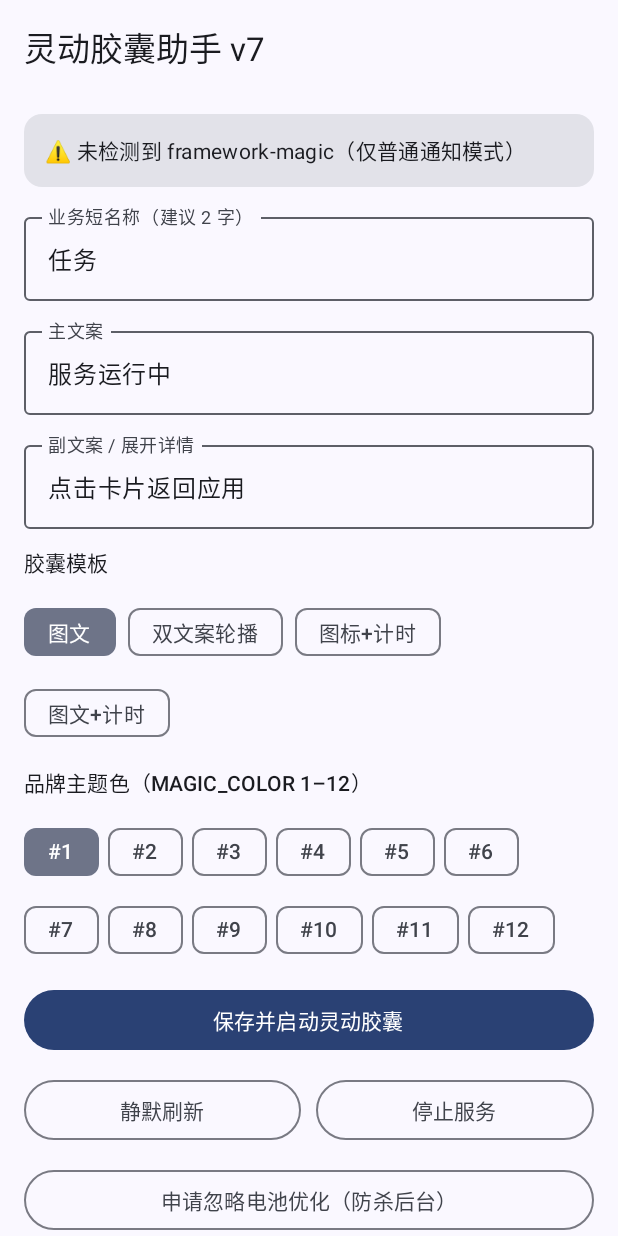
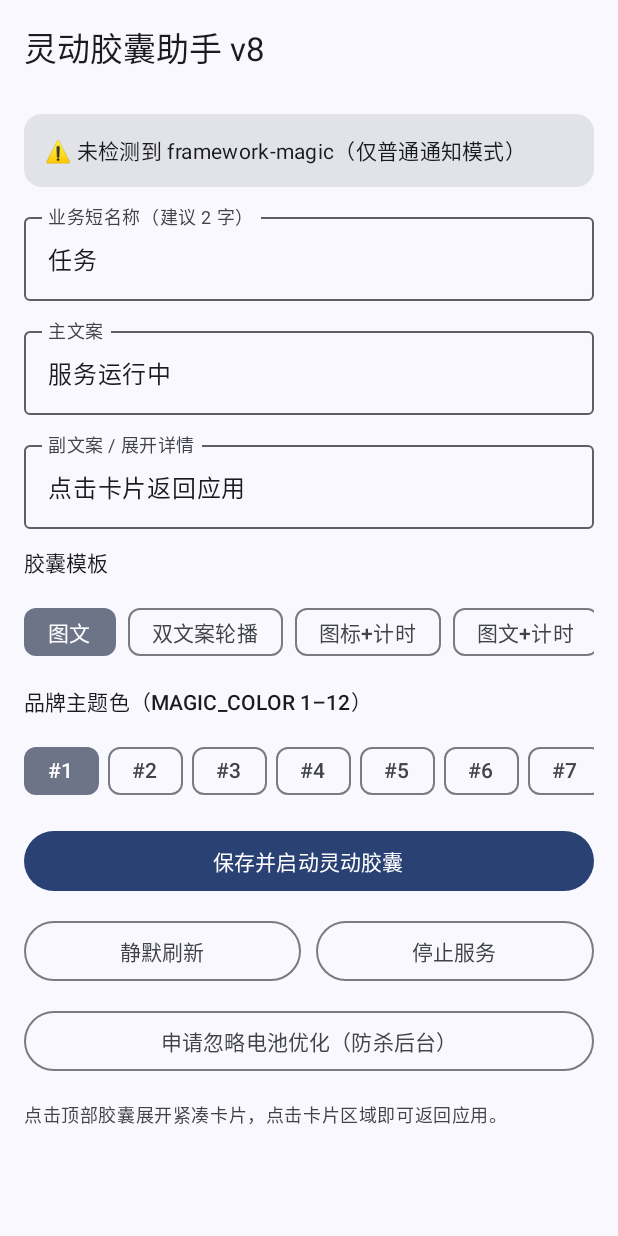
Before and after one commit to Oyama-Mahiro-onimai/MagicCapsule, an Android app built with Jetpack Compose: the screen it shows after launch (MainActivity), on a phone screen of 412 x 824 dp. Run offline under Robolectric (Android 15) with nearby library versions, the phone set to English and light mode, and no system bars.

Commit message:
perf: optimize IME animation and list layout in v8

```diff
--- a/app/build.gradle.kts
+++ b/app/build.gradle.kts
@@ -12,8 +12,8 @@ android {
         applicationId = "com.app.magiccapsule"
         minSdk = 31
         targetSdk = 35
-        versionCode = 7
-        versionName = "7.0.0"
+        versionCode = 8
+        versionName = "8.0.0"
     }
 
     buildTypes {
--- a/app/src/main/AndroidManifest.xml
+++ b/app/src/main/AndroidManifest.xml
@@ -18,7 +18,7 @@
         <activity
             android:name=".ui.MainActivity"
             android:exported="true"
-            android:windowSoftInputMode="adjustResize">
+            android:windowSoftInputMode="adjustNothing">
             <intent-filter>
                 <action android:name="android.intent.action.MAIN" />
                 <category android:name="android.intent.category.LAUNCHER" />
--- a/app/src/main/java/com/app/magiccapsule/ui/CapsuleViewModel.kt
+++ b/app/src/main/java/com/app/magiccapsule/ui/CapsuleViewModel.kt
@@ -36,7 +36,6 @@ class CapsuleViewModel(application: Application) : AndroidViewModel(application)
     fun updateConfig(transform: (CapsuleConfig) -> CapsuleConfig) {
         _uiState.update { state ->
             val updated = transform(state.config)
-            prefs.save(updated)
             state.copy(config = updated)
         }
     }
--- a/app/src/main/java/com/app/magiccapsule/ui/MainActivity.kt
+++ b/app/src/main/java/com/app/magiccapsule/ui/MainActivity.kt
@@ -17,19 +17,20 @@ import androidx.activity.result.contract.ActivityResultContracts
 import androidx.compose.foundation.isSystemInDarkTheme
 import androidx.compose.foundation.layout.Arrangement
 import androidx.compose.foundation.layout.Box
-import androidx.compose.foundation.layout.Column
-import androidx.compose.foundation.layout.ExperimentalLayoutApi
-import androidx.compose.foundation.layout.FlowRow
+import androidx.compose.foundation.layout.PaddingValues
 import androidx.compose.foundation.layout.Row
+import androidx.compose.foundation.layout.Spacer
 import androidx.compose.foundation.layout.WindowInsets
 import androidx.compose.foundation.layout.fillMaxSize
 import androidx.compose.foundation.layout.fillMaxWidth
-import androidx.compose.foundation.layout.imePadding
+import androidx.compose.foundation.layout.ime
 import androidx.compose.foundation.layout.padding
-import androidx.compose.foundation.layout.safeDrawing
+import androidx.compose.foundation.layout.systemBars
 import androidx.compose.foundation.layout.widthIn
-import androidx.compose.foundation.rememberScrollState
-import androidx.compose.foundation.verticalScroll
+import androidx.compose.foundation.layout.windowInsetsBottomHeight
+import androidx.compose.foundation.lazy.LazyColumn
+import androidx.compose.foundation.lazy.LazyRow
+import androidx.compose.foundation.lazy.items
 import androidx.compose.material3.Button
 import androidx.compose.material3.Card
 import androidx.compose.material3.ExperimentalMaterial3Api
@@ -45,6 +46,7 @@ import androidx.compose.material3.dynamicLightColorScheme
 import androidx.compose.runtime.Composable
 import androidx.compose.runtime.collectAsState
 import androidx.compose.runtime.getValue
+import androidx.compose.runtime.remember
 import androidx.compose.ui.Alignment
 import androidx.compose.ui.Modifier
 import androidx.compose.ui.platform.LocalContext
@@ -72,21 +74,18 @@ class MainActivity : ComponentActivity() {
     }
 }
 
-@OptIn(ExperimentalMaterial3Api::class, ExperimentalLayoutApi::class)
+@OptIn(ExperimentalMaterial3Api::class)
 @Composable
 fun CapsuleScreen(vm: CapsuleViewModel = viewModel()) {
     val state by vm.uiState.collectAsState()
     val config = state.config
     val context = LocalContext.current
+    val brandColors = remember { (1..12).toList() }
 
     val notifPermLauncher = rememberLauncherForActivityResult(
         contract = ActivityResultContracts.RequestPermission()
     ) { granted ->
-        if (granted) {
-            vm.startCapsule()
-        } else {
-            vm.setStatus("未授予通知权限，无法展示灵动胶囊")
-        }
+        if (granted) vm.startCapsule() else vm.setStatus("未授予通知权限，无法展示灵动胶囊")
     }
 
     fun runWithNotifPermission(action: () -> Unit) {
@@ -118,10 +117,8 @@ fun CapsuleScreen(vm: CapsuleViewModel = viewModel()) {
     }
 
     Scaffold(
-        contentWindowInsets = WindowInsets.safeDrawing,
-        topBar = {
-            TopAppBar(title = { Text("灵动胶囊助手 v7") })
-        }
+        contentWindowInsets = WindowInsets.systemBars,
+        topBar = { TopAppBar(title = { Text("灵动胶囊助手 v8") }) }
     ) { innerPadding ->
         Box(
             modifier = Modifier
@@ -129,14 +126,14 @@ fun CapsuleScreen(vm: CapsuleViewModel = viewModel()) {
                 .padding(innerPadding),
             contentAlignment = Alignment.TopCenter
         ) {
-            Column(
+            LazyColumn(
                 modifier = Modifier
                     .widthIn(max = 600.dp)
-                    .fillMaxWidth()
-                    .verticalScroll(rememberScrollState())
-                    .padding(horizontal = 16.dp, vertical = 12.dp),
+                    .fillMaxWidth(),
+                contentPadding = PaddingValues(horizontal = 16.dp, vertical = 12.dp),
                 verticalArrangement = Arrangement.spacedBy(12.dp)
             ) {
+                item(key = "env") {
                     Card(modifier = Modifier.fillMaxWidth()) {
                         Text(
                             text = if (state.isFrameworkSupported) {
@@ -148,7 +145,9 @@ fun CapsuleScreen(vm: CapsuleViewModel = viewModel()) {
                             modifier = Modifier.padding(14.dp)
                         )
                     }
+                }
 
+                item(key = "business") {
                     OutlinedTextField(
                         value = config.businessName,
                         onValueChange = { v -> vm.updateConfig { it.copy(businessName = v) } },
@@ -156,7 +155,9 @@ fun CapsuleScreen(vm: CapsuleViewModel = viewModel()) {
                         singleLine = true,
                         modifier = Modifier.fillMaxWidth()
                     )
+                }
 
+                item(key = "main") {
                     OutlinedTextField(
                         value = config.mainText,
                         onValueChange = { v -> vm.updateConfig { it.copy(mainText = v) } },
@@ -164,7 +165,9 @@ fun CapsuleScreen(vm: CapsuleViewModel = viewModel()) {
                         singleLine = true,
                         modifier = Modifier.fillMaxWidth()
                     )
+                }
 
+                item(key = "sub") {
                     OutlinedTextField(
                         value = config.subText,
                         onValueChange = { v -> vm.updateConfig { it.copy(subText = v) } },
@@ -172,13 +175,15 @@ fun CapsuleScreen(vm: CapsuleViewModel = viewModel()) {
                         singleLine = true,
                         modifier = Modifier.fillMaxWidth()
                     )
+                }
 
+                item(key = "tpl_label") {
                     Text("胶囊模板", style = MaterialTheme.typography.labelLarge)
-                FlowRow(
-                    horizontalArrangement = Arrangement.spacedBy(8.dp),
-                    verticalArrangement = Arrangement.spacedBy(6.dp)
-                ) {
-                    CapsuleConfig.ALL_TEMPLATES.forEach { (tplKey, tplLabel) ->
+                }
+
+                item(key = "tpl_row") {
+                    LazyRow(horizontalArrangement = Arrangement.spacedBy(8.dp)) {
+                        items(CapsuleConfig.ALL_TEMPLATES, key = { it.first }) { (tplKey, tplLabel) ->
                             FilterChip(
                                 selected = config.template == tplKey,
                                 onClick = {
@@ -190,13 +195,15 @@ fun CapsuleScreen(vm: CapsuleViewModel = viewModel()) {
                             )
                         }
                     }
+                }
 
+                item(key = "color_label") {
                     Text("品牌主题色（MAGIC_COLOR 1–12）", style = MaterialTheme.typography.labelLarge)
-                FlowRow(
-                    horizontalArrangement = Arrangement.spacedBy(6.dp),
-                    verticalArrangement = Arrangement.spacedBy(4.dp)
-                ) {
-                    (1..12).forEach { c ->
+                }
+
+                item(key = "color_row") {
+                    LazyRow(horizontalArrangement = Arrangement.spacedBy(6.dp)) {
+                        items(brandColors, key = { it }) { c ->
                             FilterChip(
                                 selected = config.brandColor == c,
                                 onClick = { vm.updateConfig { it.copy(brandColor = c) } },
@@ -204,14 +211,18 @@ fun CapsuleScreen(vm: CapsuleViewModel = viewModel()) {
                             )
                         }
                     }
+                }
 
+                item(key = "start_btn") {
                     Button(
                         onClick = { runWithNotifPermission { vm.startCapsule() } },
                         modifier = Modifier.fillMaxWidth()
                     ) {
                         Text("保存并启动灵动胶囊")
                     }
+                }
 
+                item(key = "action_row") {
                     Row(
                         modifier = Modifier.fillMaxWidth(),
                         horizontalArrangement = Arrangement.spacedBy(10.dp)
@@ -229,21 +240,30 @@ fun CapsuleScreen(vm: CapsuleViewModel = viewModel()) {
                             Text("停止服务")
                         }
                     }
+                }
 
+                item(key = "battery_btn") {
                     OutlinedButton(
                         onClick = { requestIgnoreBatteryOpt() },
                         modifier = Modifier.fillMaxWidth()
                     ) {
                         Text("申请忽略电池优化（防杀后台）")
                     }
+                }
 
+                item(key = "status") {
                     Text(
                         text = state.statusMessage,
                         style = MaterialTheme.typography.bodySmall,
                         color = MaterialTheme.colorScheme.onSurfaceVariant,
-                    modifier = Modifier.padding(top = 4.dp, bottom = 16.dp)
+                        modifier = Modifier.padding(top = 4.dp, bottom = 12.dp)
                     )
+                }
+
+                item(key = "ime_spacer") {
+                    Spacer(modifier = Modifier.windowInsetsBottomHeight(WindowInsets.ime))
                 }
             }
         }
     }
+}
```
Also changed, not shown: 1 other file. Lines whose indentation alone changed are shown as unchanged.
